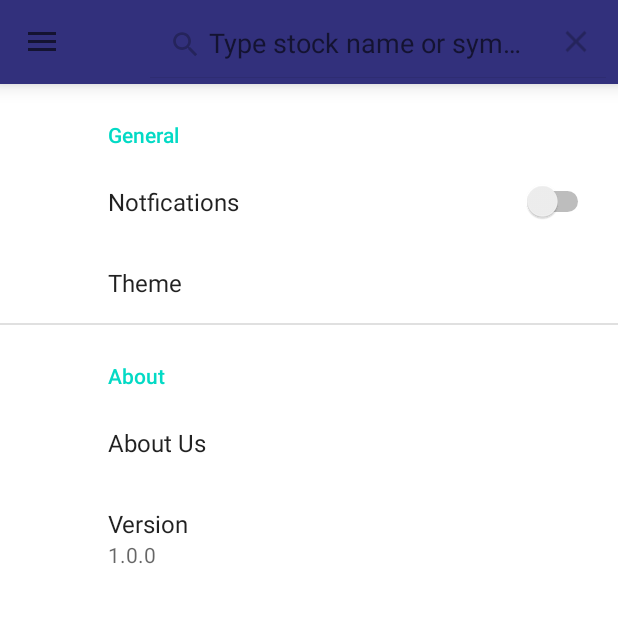
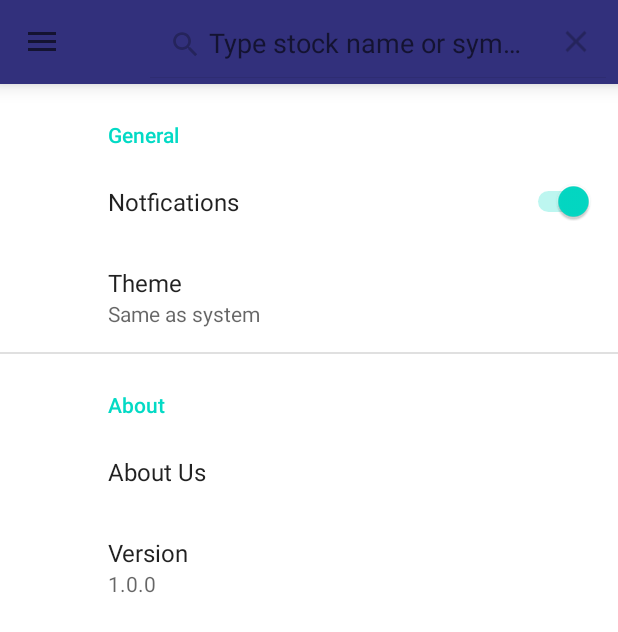
Before and after one commit to danielhay1/StockPrediction, an Android app: the fragment PreferencesFragment placed in its activity, after a tap on "Search", on a phone screen of 412 x 824 dp. Shown: the top 632 px of the screen. Run offline under Robolectric (Android 15) with nearby library versions, the phone set to English and light mode, and no system bars; our stand-ins replace CircleImageView, Firebase (no records; nobody signed in at launch, a user with empty details on screens opened directly), Volley, androidx.preference.

Commit message:
Update notification system.

```diff
--- a/app/src/main/AndroidManifest.xml
+++ b/app/src/main/AndroidManifest.xml
@@ -10,7 +10,7 @@
         android:name=".App"
         android:allowBackup="true"
         android:icon="@mipmap/ic_launcher"
-        android:label=""
+        android:label="Market Vision"
         android:roundIcon="@mipmap/ic_launcher_round"
         android:supportsRtl="true"
         android:theme="@style/Theme.StockPrediction">
--- a/app/src/main/java/com/example/stockprediction/activites/MainActivity.java
+++ b/app/src/main/java/com/example/stockprediction/activites/MainActivity.java
@@ -186,6 +186,11 @@ public class MainActivity extends AppCompatActivity implements NavigationView.On
                         setNavBar(result,isImgUpdated);
                         if(savedInstanceState == null) {
                             loadFragment();
+                            // register for notification in case it allowed on settings.
+                            Boolean notificationLevelVal = MyPreference.SettingsInspector.getInstance(getApplicationContext()).getNotification_mode();
+                            if(notificationLevelVal) {
+                                MyFireBaseServices.getInstance().registerPredictionTopic(task -> {});
+                            }
                         } else {
                             if(progress.getVisibility() == View.VISIBLE) {
                                 progress.hide();
@@ -212,6 +217,7 @@ public class MainActivity extends AppCompatActivity implements NavigationView.On
                     ImageTools.glideSetImageByStrUrl(this,user.getImageUrl(),nav_IMGVIEW_userImg);
                 }
             }
+
         }
     }
 
@@ -234,10 +240,6 @@ public class MainActivity extends AppCompatActivity implements NavigationView.On
                 nav_LBL_userInfo.setText(result.getEmail());
                 if(result.getImageUrl() != null) {
                     ImageTools.glideSetImageByStrUrl(activity,result.getImageUrl(),nav_IMGVIEW_userImg);
-                }
-                String notificationLevelVal = MyPreference.SettingsInspector.getInstance(getApplicationContext()).getNotification_mode();
-                if(Boolean.parseBoolean(notificationLevelVal)) {
-                    MyFireBaseServices.getInstance().registerPredictionTopic(task -> {});
                 }
             }
 
@@ -300,7 +302,7 @@ public class MainActivity extends AppCompatActivity implements NavigationView.On
     }
 
     public void openAboutUsFragment() {
-        navigateById(R.layout.fragment_about_us);
+        navigateById( R.id.nav_about_us);
     }
 
 
--- a/app/src/main/java/com/example/stockprediction/fragments/PreferencesFragment.java
+++ b/app/src/main/java/com/example/stockprediction/fragments/PreferencesFragment.java
@@ -17,6 +17,7 @@ import androidx.preference.SwitchPreference;
 
 import com.example.stockprediction.R;
 import com.example.stockprediction.activites.MainActivity;
+import com.example.stockprediction.utils.MyPreference;
 import com.example.stockprediction.utils.firebase.MyFireBaseServices;
 import com.google.android.gms.tasks.OnCompleteListener;
 import com.google.android.gms.tasks.Task;
@@ -45,7 +46,7 @@ public class PreferencesFragment extends PreferenceFragmentCompat implements Sha
         aboutUsBtn = (Preference) findPreference("about_us");
         themePreference.setOnPreferenceChangeListener((preference, newValue) -> {
             if (newValue != null) {
-                Log.d("pttt", "onSharedPreferenceChanged: theme = " + newValue);
+                Log.d("preferences_fragment", "onSharedPreferenceChanged: theme = " + newValue);
                 int theme = AppCompatDelegate.MODE_NIGHT_FOLLOW_SYSTEM;
                 switch (newValue.toString().toLowerCase()) {
                     case "day":
@@ -65,8 +66,8 @@ public class PreferencesFragment extends PreferenceFragmentCompat implements Sha
         });
         notificationPreference.setOnPreferenceChangeListener((preference, newValue) -> {
             if (newValue != null) {
-                Log.d("pttt", "onSharedPreferenceChanged: notification = " + newValue);
-                if(newValue == "true") {
+                Log.d("preferences_fragment", "onSharedPreferenceChanged: notification = " + newValue);
+                if(newValue.toString().toLowerCase() == "true") {
                     MyFireBaseServices.getInstance().registerPredictionTopic(task -> {});
                 } else {
                     MyFireBaseServices.getInstance().unregisterPredictionTopic();
@@ -97,12 +98,12 @@ public class PreferencesFragment extends PreferenceFragmentCompat implements Sha
     }
 
     private void initListPreference() {
-        String currentThemeValue = myPerf.getSharedPreferences().getString(getContext().getResources().getString(R.string.settings_theme_key),"");
-        String currentNotificationValue = myPerf.getSharedPreferences().getString(getContext().getResources().getString(R.string.settings_notification_key),"");
+        String currentThemeValue = myPerf.getSharedPreferences().getString(getContext().getResources().getString(R.string.settings_theme_key),getContext().getResources().getString(R.string.settings_theme_default));
+        Boolean currentNotificationValue = myPerf.getSharedPreferences().getBoolean(getContext().getResources().getString(R.string.settings_notification_key),true);
         setSummary(currentThemeValue,themePreference);
         setDefaultValue(currentThemeValue,themePreference);
         Log.d("preferences_fragment", "initListPreference: settings_notification= "+ currentNotificationValue);
-        notificationPreference.setChecked(Boolean.parseBoolean(currentNotificationValue));
+        notificationPreference.setChecked(currentNotificationValue);
     }
 
     @Override
@@ -113,8 +114,10 @@ public class PreferencesFragment extends PreferenceFragmentCompat implements Sha
         myPerf = getPreferenceManager();
         myPerf.setSharedPreferencesName(SETTINGS_SHARED_PREFERENCES);
         initPreferences();
-        Log.d("preferences_fragment", "onCreatePreferences: settings_notification="+ myPerf.getSharedPreferences().getString(getContext().getResources().getString(R.string.settings_notification_key),"X"));
-        Log.d("preferences_fragment", "onCreatePreferences: settings_theme=" + myPerf.getSharedPreferences().getString(getContext().getResources().getString(R.string.settings_theme_key),"X"));
+        //Log.d("preferences_fragment", "onCreatePreferences: settings_notification="+ myPerf.getSharedPreferences().getString(getContext().getResources().getString(R.string.settings_notification_key),"X"));
+        //Log.d("preferences_fragment", "onCreatePreferences: settings_theme=" + myPerf.getSharedPreferences().getString(getContext().getResources().getString(R.string.settings_theme_key),"X"));
+        Log.d("preferences_fragment", "onCreatePreferences: settings_notification=" + MyPreference.SettingsInspector.getInstance(getContext()).getNotification_mode());
+        Log.d("preferences_fragment", "onCreatePreferences: settings_theme=" + MyPreference.SettingsInspector.getInstance(getContext()).getTheme_mode());
         initListPreference();
     }
 
--- a/app/src/main/java/com/example/stockprediction/utils/MyPreference.java
+++ b/app/src/main/java/com/example/stockprediction/utils/MyPreference.java
@@ -271,8 +271,8 @@ public class MyPreference {
         private boolean checkPref(String preferenceName) {
             return sharedPreferences.getBoolean(preferenceName, false);
         }
-        public String getNotification_mode() {
-            return sharedPreferences.getString(notification_mode,context.getString(R.string.settings_notification_default));
+        public Boolean getNotification_mode() {
+            return sharedPreferences.getBoolean(notification_mode,true);
         }
         public String getTheme_mode() {
             return sharedPreferences.getString(theme_mode,context.getString(R.string.settings_theme_default));
@@ -282,6 +282,7 @@ public class MyPreference {
                     "Data");
             SharedPreferences.Editor editor = sharedPreferences.edit();
             editor.clear();
-            editor.apply();        }
+            editor.apply();
+        }
     }
 }
--- a/app/src/main/java/com/example/stockprediction/utils/firebase/MyFireBaseServices.java
+++ b/app/src/main/java/com/example/stockprediction/utils/firebase/MyFireBaseServices.java
@@ -36,7 +36,7 @@ public class MyFireBaseServices {
     private final String MY_USERS = "users";
     private final String PREDICTIONS = "predictions";
     // ################# Firebase cloud messaging keys #################:
-    private final String PREDICTION_NOTIFICATIONS_TOPIC = "settings";
+    private final String PREDICTION_NOTIFICATIONS_TOPIC = "notification";
 
     // ################# CallBacks #################:
     public interface FB_Request_Callback<T> {
--- a/app/src/main/res/values/strings.xml
+++ b/app/src/main/res/values/strings.xml
@@ -24,7 +24,7 @@
     <string name="settings_theme_key">settings_theme</string>
 
     <!--Settings preferences default values-->
-    <string name="settings_notification_default">Favorite stocks</string>
+    <string name="settings_notification_default">True</string>
     <string name="settings_theme_default">Same as system</string>
 
 
```
